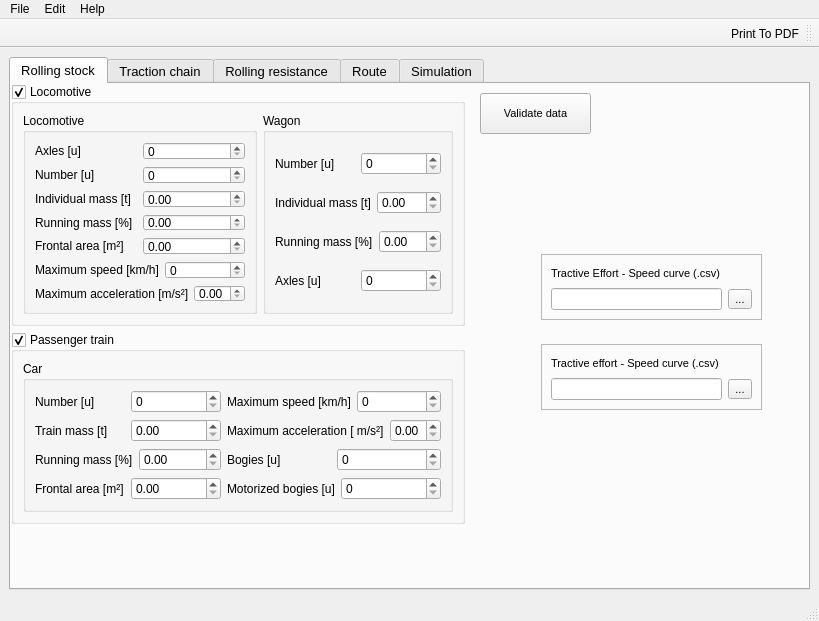
This is RailwaySim_GUI.ui in danicc097/RailwaySim as Qt 5 draws it before an edit. The edited form follows.
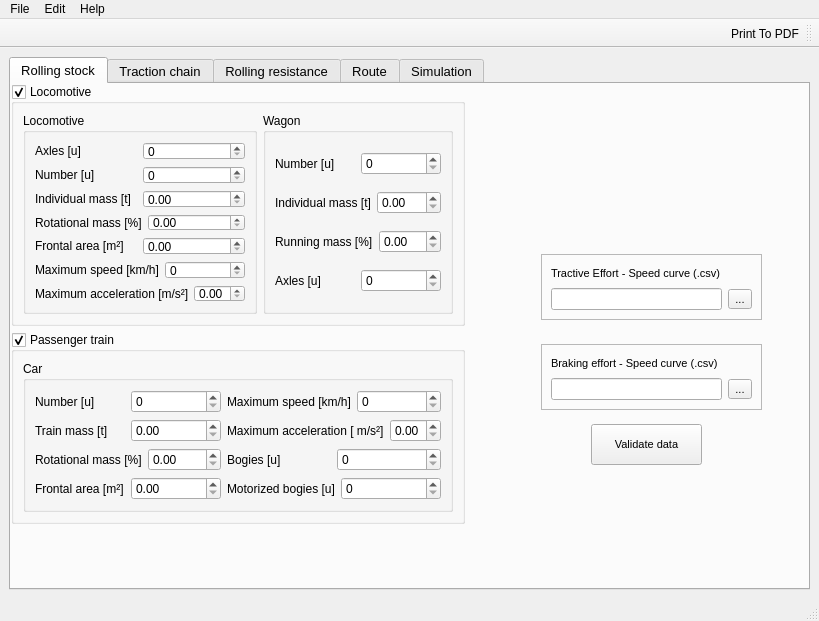
This is the edited form. Icons and pictures are not drawn.

Patch:
```diff
--- a/RailwaySim_GUI.ui
+++ b/RailwaySim_GUI.ui
@@ -113,8 +113,8 @@
        <widget class="QPushButton" name="pushButton">
         <property name="geometry">
          <rect>
-          <x>469</x>
-          <y>9</y>
+          <x>580</x>
+          <y>340</y>
           <width>111</width>
           <height>41</height>
          </rect>
@@ -185,7 +185,7 @@
          <item>
           <widget class="QLabel" name="label_62">
            <property name="text">
-            <string>Tractive effort - Speed curve (.csv)</string>
+            <string>Braking effort - Speed curve (.csv)</string>
            </property>
           </widget>
          </item>
@@ -370,7 +370,7 @@
                  <item>
                   <widget class="QLabel" name="label_12">
                    <property name="text">
-                    <string>Running mass [%]</string>
+                    <string>Rotational mass [%]</string>
                    </property>
                   </widget>
                  </item>
@@ -516,7 +516,7 @@
                  <item>
                   <widget class="QLabel" name="label_3">
                    <property name="text">
-                    <string>Running mass [%]</string>
+                    <string>Rotational mass [%]</string>
                    </property>
                   </widget>
                  </item>
```
Left out of the diff: 8 changed lines with no effect on the pictures.
